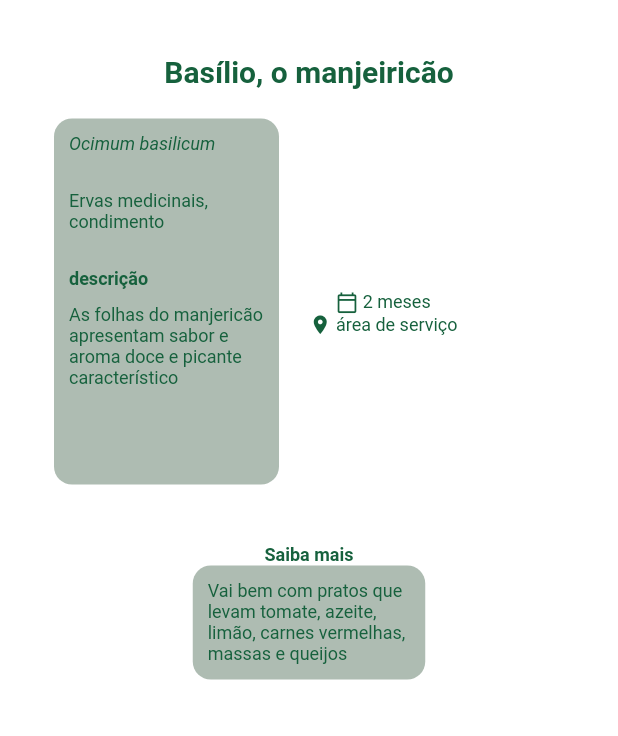
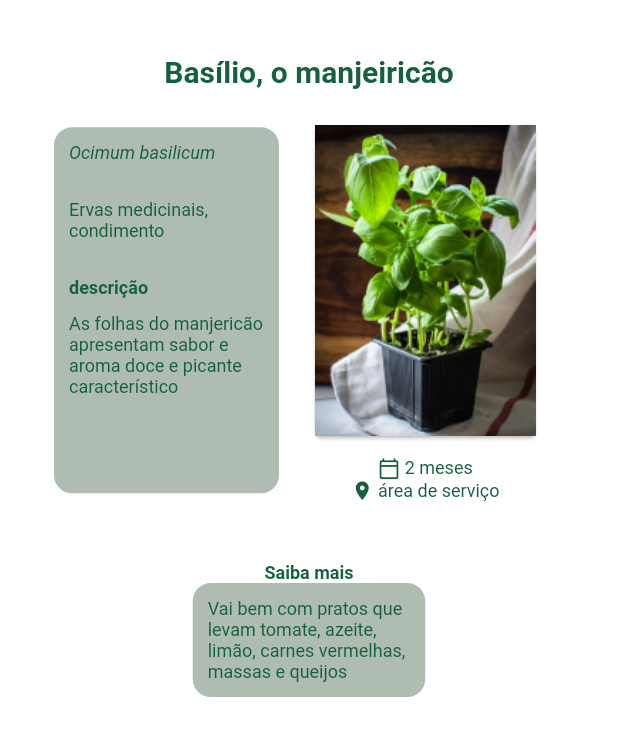
Before and after one commit to kakomarina/shehacks-xeroby, a Flutter app: the PlantDescription screen opened directly, on a phone screen of 412 x 824 dp. Shown: the top 736 px of the screen. Run offline on Flutter 3.47's test engine with Material 2 defaults, Android fonts, the light colour scheme and no system bars; Roboto replaces fonts that are missing (Montserrat).

Commit message:
image rectangle ok

```diff
--- a/xeroby_app/lib/plant_description.dart
+++ b/xeroby_app/lib/plant_description.dart
@@ -1,5 +1,6 @@
 import 'dart:io';
 
+import 'package:flutter/cupertino.dart';
 import 'package:flutter/material.dart';
 import 'package:xeroby_app/meu_jardim.dart';
 import 'main.dart';
@@ -80,23 +81,22 @@ class _DescriptionState extends State<PlantDescription> {
       ],
     );
 
-    final imagem = Container(
-      decoration: BoxDecoration(
-        image: DecorationImage(
-          image: AssetImage("Images/hortela.jpg"),
-            fit: BoxFit.fill
+
+    var imagem = Container(
+        width: 155.0,
+        child: Column(
+          children: <Widget>[
+            Card(child: Image.asset('Images/manjericao.png', fit: BoxFit.fill))
+          ],
         ),
-        shape: BoxShape.circle
-      ),
-      child: Center(
-        child: Text(""),
-      )
+        decoration: BoxDecoration(shape: BoxShape.circle)
     );
 
 
     final fotoPainel = Column(
       children: <Widget>[
         imagem,
+        SizedBox(height: 10,),
         caracteristicas
       ]
     );
```
